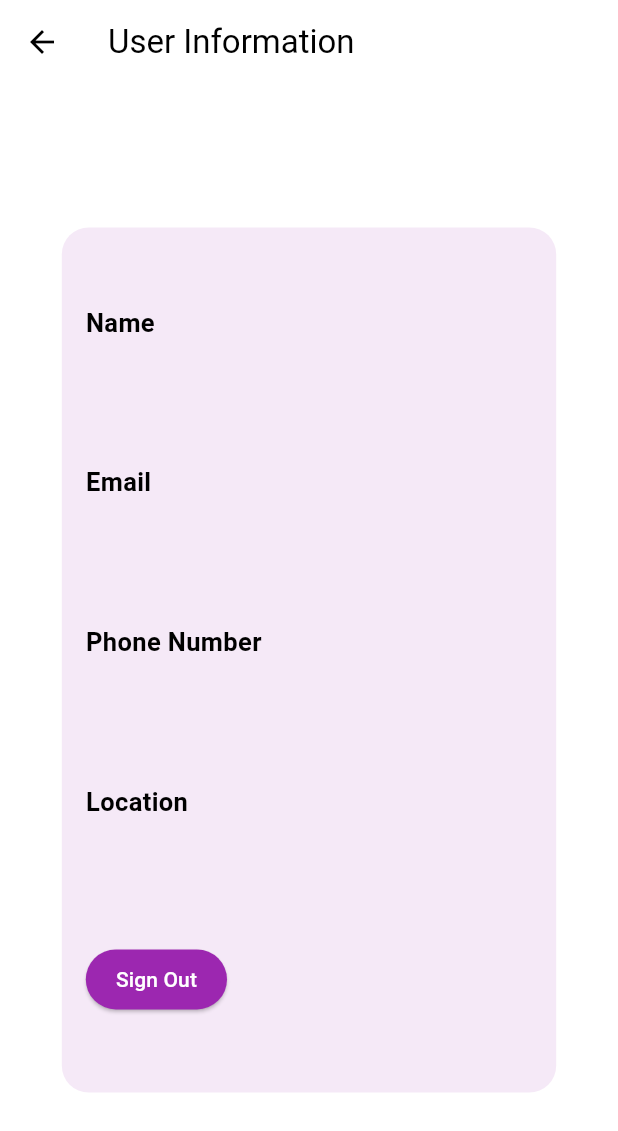
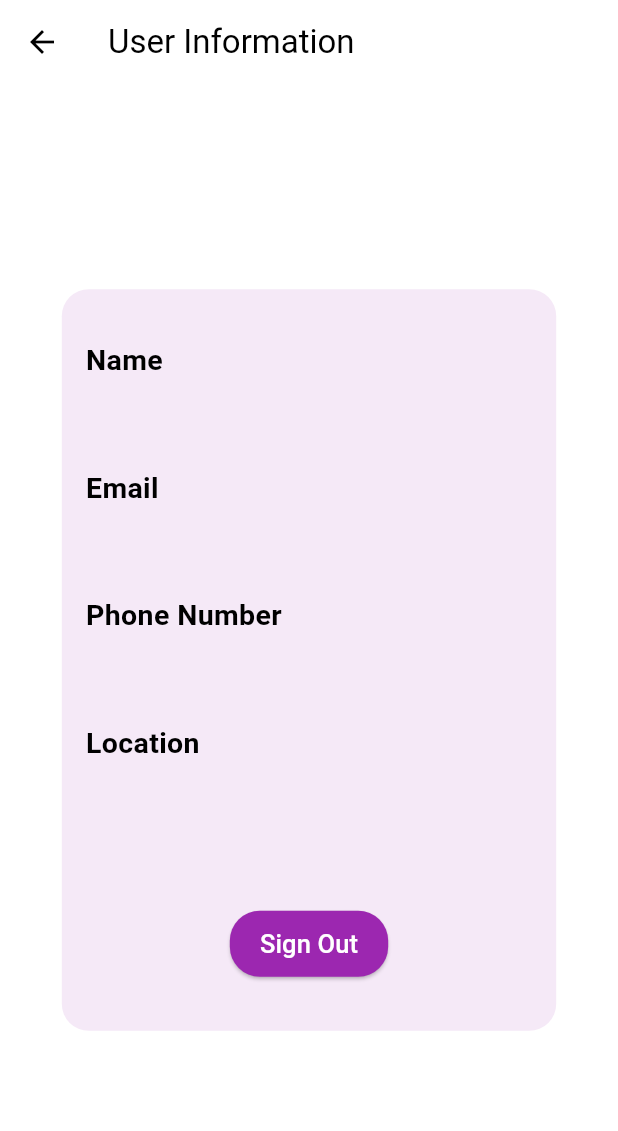
Before and after one commit to SidharthVNampoothiripad/Vehicle_Service_App, a Flutter app: the CarServiceHomePage screen opened directly, scrolled down 576 dp, after a tap on the "person" icon, on a phone screen of 412 x 824 dp. Shown: the top 1131 px of the screen. Run offline on Flutter 3.47's test engine with Material 3 defaults, Android fonts, the phone set to English and light mode, and no system bars; our stand-ins replace carousel_slider, cloud_firestore, firebase_auth, firebase_core, shared_preferences; accounts and stored records are empty; network calls fail; Roboto replaces fonts that are missing (Montserrat).

Commit message:
Add files via upload

```diff
--- a/lib/home_screen.dart
+++ b/lib/home_screen.dart
@@ -43,6 +43,46 @@ class _CarServiceHomePageState extends State<CarServiceHomePage> {
             },
           ),
         ],
+      ),
+    drawer: Drawer(
+  child: ListView(
+    padding: EdgeInsets.zero,
+    children: <Widget>[
+      SizedBox(
+        height: 60, // Adjust the height of the DrawerHeader
+        child: DrawerHeader(
+           padding: EdgeInsets.symmetric(horizontal: 16),
+          decoration: BoxDecoration(
+            color: Color.fromARGB(255, 116, 47, 129),
+          ),
+          child: Align(
+            alignment: Alignment.centerLeft,
+              child: Text(
+                'FixFlow',
+                style: TextStyle(
+                  color: Colors.white,
+                  fontSize: 18, // Adjust the font size as needed
+                ),
+            ),
+          ),
+        ),
+      ),
+
+            ListTile(
+              title: Text('My Orders'),
+              onTap: () {
+                // Add navigation logic here
+              },
+            ),
+            ListTile(
+              title: Text('Favourites'),
+              onTap: () {
+                // Add navigation logic here
+              },
+            ),
+            // Add more ListTiles for additional items in the drawer
+          ],
+        ),
       ),
       body: Container(
         color: Color.fromARGB(255, 207, 173, 210),
--- a/lib/login_page.dart
+++ b/lib/login_page.dart
@@ -142,7 +142,7 @@ class _LoginPageState extends State<LoginPage> {
     // Show error message to user
     ScaffoldMessenger.of(context).showSnackBar(
       SnackBar(
-        content: Text('Incorrect Password. Please try again'),
+        content: Text('Incorrect Password or Invalid email'),
       ),
     );
   }
--- a/lib/user_details.dart
+++ b/lib/user_details.dart
@@ -31,7 +31,7 @@ class UserInfo extends StatelessWidget {
               padding: const EdgeInsets.all(16.0),
               child: Container(
                 width: MediaQuery.of(context).size.width * 0.8,
-                height: MediaQuery.of(context).size.height * 0.7,
+                height: MediaQuery.of(context).size.height * 0.6, // Increased height
                 padding: const EdgeInsets.all(16.0),
                 decoration: BoxDecoration(
                   color: Colors.purple.withOpacity(0.1),
@@ -46,7 +46,9 @@ class UserInfo extends StatelessWidget {
                     UserInfoItem(label: 'Email', value: userData['Email'] ?? ''),
                     UserInfoItem(label: 'Phone Number', value: userData['Phone Number'] ?? ''),
                     UserInfoItem(label: 'Location', value: userData['location'] ?? ''),
-                    ElevatedButton(
+                    SizedBox(height: 20), // Increased spacing
+                    Center( // Centered sign-out button
+                      child: ElevatedButton(
                         onPressed: () async {
                           await FirebaseAuth.instance.signOut();
                           Navigator.pushReplacement(
@@ -55,7 +57,6 @@ class UserInfo extends StatelessWidget {
                           );
                         },
                         style: ElevatedButton.styleFrom(
-                        alignment: Alignment.center,
                           padding: EdgeInsets.symmetric(vertical: 10.0, horizontal: 20.0),
                           backgroundColor: Colors.purple, // Violet color
                           foregroundColor: Colors.white, // White text color
@@ -63,7 +64,8 @@ class UserInfo extends StatelessWidget {
                             borderRadius: BorderRadius.circular(20), // Rounded edges
                           ),
                         ),
-                      child: Text('Sign Out', style: TextStyle(fontSize: 14.0)),
+                        child: Text('Sign Out', style: TextStyle(fontSize: 17.0)),
+                      ),
                     ),
                   ],
                 ),
@@ -94,15 +96,15 @@ class UserInfoItem extends StatelessWidget {
           label,
           style: TextStyle(
             fontWeight: FontWeight.bold,
-            fontSize: 17.0, // Increased font size
+            fontSize: 19.0, // Increased font size
           ),
         ),
-        SizedBox(height:15.0),
+        SizedBox(height: 8.0), // Adjusted height
         Text(
           value,
-          style: TextStyle(fontSize: 15.0), // Increased font size
+          style: TextStyle(fontSize: 17.0), // Increased font size
         ),
-        SizedBox(height: 10.0),
+        SizedBox(height: 8.0), // Adjusted height
       ],
     );
   }
```
Also changed, not shown: lib/card_payment.dart (added, +91 -0 lines), lib/carousel_detailed.dart (+20 -3 lines), lib/service_center_detail_page.dart (+33 -31 lines), lib/upi_payment.dart (added, +88 -0 lines). Lines whose indentation alone changed are shown as unchanged.
